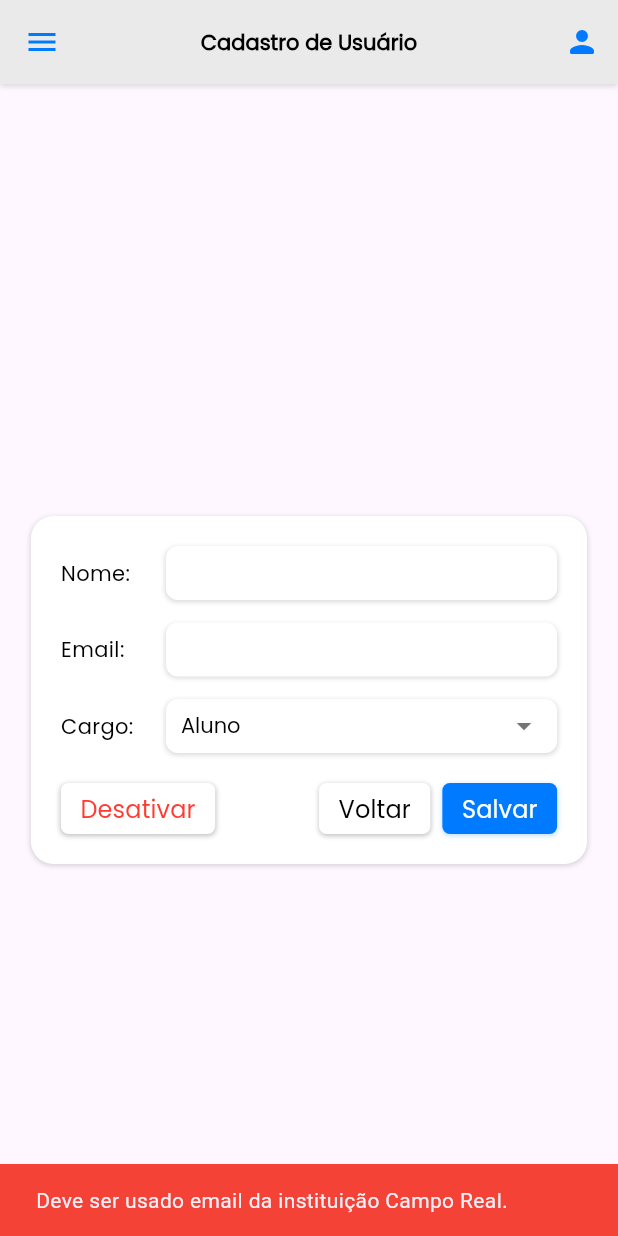
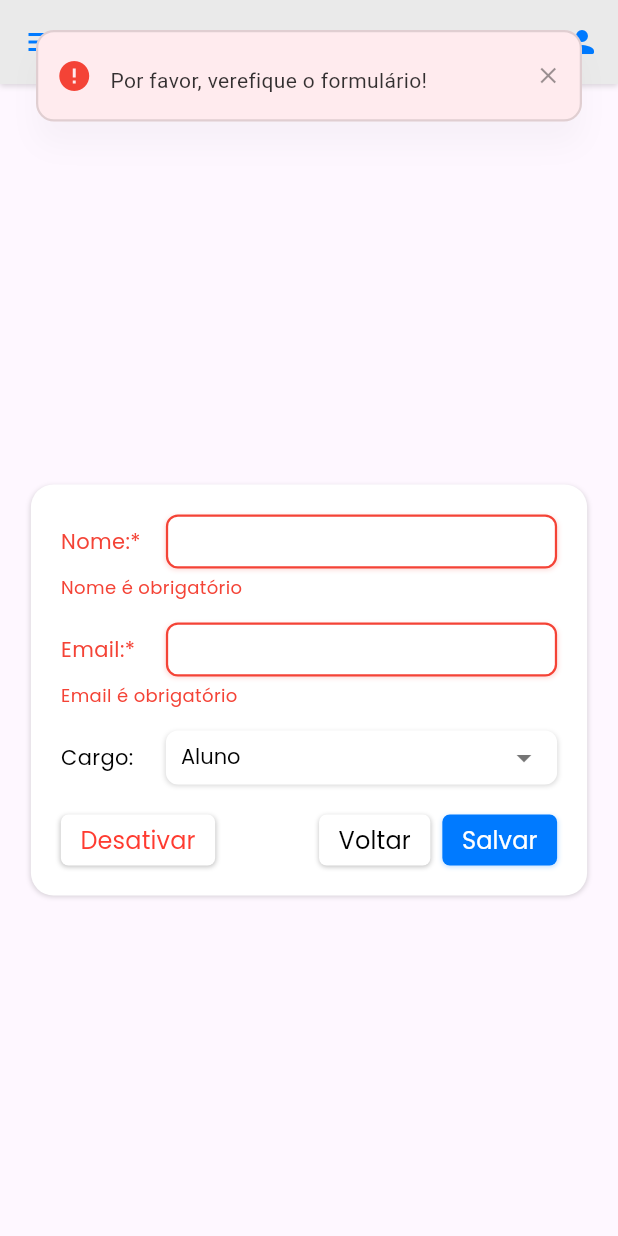
Before and after one commit to NutriClin/nutriclin, a Flutter app: the UsuarioDetalhe screen opened directly, after a tap on "Salvar", on a phone screen of 412 x 824 dp. Run offline on Flutter 3.47's test engine with Material 3 defaults, Android fonts, the light colour scheme and no system bars; our stand-ins replace cloud_firestore, firebase_auth, firebase_core, flutter_svg, toastification; accounts and stored records are empty.

Commit message:
insercao de toasts

```diff
--- a/nutri_app/lib/components/custom_input.dart
+++ b/nutri_app/lib/components/custom_input.dart
@@ -7,6 +7,10 @@ class CustomInput extends StatelessWidget {
   final bool obscureText;
   final double width;
   final bool enabled;
+  final bool error;
+  final String? errorMessage;
+  final Function(String)? onChanged;
+  final bool obrigatorio;
 
   const CustomInput({
     super.key,
@@ -16,22 +20,44 @@ class CustomInput extends StatelessWidget {
     this.keyboardType = TextInputType.text,
     this.obscureText = false,
     this.enabled = true,
+    this.error = false,
+    this.errorMessage,
+    this.onChanged,
+    this.obrigatorio = false,
   });
 
   @override
   Widget build(BuildContext context) {
-    return IntrinsicHeight(
+    return Column(
+      crossAxisAlignment: CrossAxisAlignment.start,
+      children: [
+        IntrinsicHeight(
           child: Row(
             crossAxisAlignment: CrossAxisAlignment.center,
             children: [
               SizedBox(
                 width: width,
-            child: Text(
-              label,
-              style: const TextStyle(
-                color: Colors.black,
+                child: Text.rich(
+                  TextSpan(
+                    children: [
+                      TextSpan(
+                        text: label,
+                        style: TextStyle(
+                          color: error ? Colors.red : Colors.black,
                           fontSize: 14,
                           fontFamily: 'Poppins',
+                        ),
+                      ),
+                      if (obrigatorio)
+                        const TextSpan(
+                          text: '*',
+                          style: TextStyle(
+                            color: Colors.red,
+                            fontSize: 14,
+                            fontFamily: 'Poppins',
+                          ),
+                        ),
+                    ],
                   ),
                 ),
               ),
@@ -42,9 +68,15 @@ class CustomInput extends StatelessWidget {
                   decoration: BoxDecoration(
                     color: enabled ? Colors.white : const Color(0xFFEEE9EF),
                     borderRadius: BorderRadius.circular(8),
+                    border: Border.all(
+                      color: error ? Colors.red : Colors.transparent,
+                      width: 1.5,
+                    ),
                     boxShadow: [
                       BoxShadow(
-                    color: Colors.black.withOpacity(0.15),
+                        color: error
+                            ? Colors.red.withOpacity(0.2)
+                            : Colors.black.withOpacity(0.15),
                         blurRadius: 2.5,
                         offset: const Offset(0, 1),
                       ),
@@ -57,11 +89,12 @@ class CustomInput extends StatelessWidget {
                     textAlignVertical: TextAlignVertical.center,
                     obscureText: obscureText,
                     enabled: enabled,
-                style: const TextStyle(
+                    onChanged: onChanged,
+                    style: TextStyle(
                       fontSize: 14,
                       fontWeight: FontWeight.w500,
                       fontFamily: 'Poppins',
-                  color: Colors.black,
+                      color: enabled ? Colors.black : Colors.grey,
                     ),
                     decoration: const InputDecoration(
                       border: InputBorder.none,
@@ -73,6 +106,20 @@ class CustomInput extends StatelessWidget {
               ),
             ],
           ),
+        ),
+        if (error && errorMessage != null)
+          Padding(
+            padding: const EdgeInsets.only(top: 4.0),
+            child: Text(
+              errorMessage!,
+              style: const TextStyle(
+                color: Colors.red,
+                fontSize: 12,
+                fontFamily: 'Poppins',
+              ),
+            ),
+          ),
+      ],
     );
   }
 }
--- a/nutri_app/lib/controllers/usuario_controller.dart
+++ b/nutri_app/lib/controllers/usuario_controller.dart
@@ -43,7 +43,7 @@ Future<String> salvarUsuario({
     String tipoAtual = userDoc['tipo_usuario'];
 
     if (tipoAtual != 'Coordenador') {
-      return 'Apenas Coordenadores podem gerenciar usuários!';
+      return 'Erro: Apenas Coordenadores podem gerenciar usuários!';
     }
 
     if (idUsuario != null && idUsuario.isNotEmpty) {
@@ -53,7 +53,7 @@ Future<String> salvarUsuario({
         'tipo_usuario': tipoUsuario,
         'ativo': ativo,
       });
-      return 'Usuário atualizado com sucesso!';
+      return 'Usuário salvo com sucesso!';
     } else {
       String senhaTemporaria = _gerarSenhaTemporaria();
 
@@ -72,10 +72,10 @@ Future<String> salvarUsuario({
 
       await _auth.sendPasswordResetEmail(email: email);
 
-      return 'Usuário cadastrado! Um e-mail foi enviado para ele definir a senha.';
+      return 'Usuário cadastrado com sucesso! Um email foi enviado para ele definir a senha.';
     }
   } catch (e) {
-    return 'Erro ao salvar usuário: $e';
+    return 'Erro: ao salvar usuário: $e';
   }
 }
 
@@ -132,7 +132,7 @@ Future<String> salvarUsuario({
       String tipoAtual = userDoc['tipo_usuario'];
 
       if (tipoAtual != 'Coordenador') {
-        return 'Apenas Coordenadores podem gerenciar usuários!';
+        return 'Erro: Apenas Coordenadores podem gerenciar usuários!';
       }
 
       await _firestore.collection('usuarios').doc(idUsuario).update({
@@ -140,7 +140,7 @@ Future<String> salvarUsuario({
       });
       return 'Usuário ${ativo ? "ativado" : "desativado"} com sucesso!';
     } catch (e) {
-      return 'Erro ao salvar usuário: $e';
+      return 'Erro: ao salvar usuário: $e';
     }
   }
 }
--- a/nutri_app/lib/main.dart
+++ b/nutri_app/lib/main.dart
@@ -28,7 +28,7 @@ class MyApp extends StatelessWidget {
         useMaterial3: true,
       ),
 
-      initialRoute: '/login',
+      initialRoute: '/usuario',
       routes: {
         '/login': (context) => const LoginPage(),
         '/usuario': (context) => const UsuarioPage(),
--- a/nutri_app/lib/pages/usuario_detalhe.dart
+++ b/nutri_app/lib/pages/usuario_detalhe.dart
@@ -5,6 +5,7 @@ import 'package:nutri_app/components/custom_dropdown.dart';
 import 'package:nutri_app/components/custom_input.dart';
 import 'package:nutri_app/components/custom_button.dart';
 import 'package:nutri_app/controllers/usuario_controller.dart';
+import 'package:toastification/toastification.dart';
 
 class UsuarioDetalhe extends StatefulWidget {
   final String? idUsuario;
@@ -16,7 +17,6 @@ class UsuarioDetalhe extends StatefulWidget {
 
 class _UsuarioDetalheState extends State<UsuarioDetalhe> {
   final UsuarioController _usuarioController = UsuarioController();
-
   final TextEditingController nomeController = TextEditingController();
   final TextEditingController emailController = TextEditingController();
   String _tipoUsuario = 'Aluno';
@@ -24,6 +24,42 @@ class _UsuarioDetalheState extends State<UsuarioDetalhe> {
   late bool _isEditMode;
   late bool _isAtivo = true;
   bool isLoading = false;
+
+  void _mostrarToast(String mensagem, {bool isError = true}) {
+    toastification.show(
+      context: context,
+      type: isError ? ToastificationType.error : ToastificationType.success,
+      style: ToastificationStyle.flat,
+      description: Text(mensagem),
+      alignment: Alignment.topCenter,
+      autoCloseDuration: const Duration(seconds: 5),
+      animationBuilder: (context, animation, alignment, child) {
+        return FadeTransition(
+          opacity: animation,
+          child: child,
+        );
+      },
+      icon: Icon(isError ? Icons.error : Icons.check_circle),
+      primaryColor: isError ? Colors.red : Colors.green,
+      backgroundColor: isError ? Colors.red[50] : Colors.green[50],
+      foregroundColor: Colors.black,
+      padding: const EdgeInsets.symmetric(horizontal: 12, vertical: 16),
+      margin: const EdgeInsets.symmetric(horizontal: 12, vertical: 8),
+      borderRadius: BorderRadius.circular(12),
+      boxShadow: const [
+        BoxShadow(
+          color: Color(0x07000000),
+          blurRadius: 16,
+          offset: Offset(0, 16),
+          spreadRadius: 0,
+        )
+      ],
+      showProgressBar: false,
+      closeOnClick: true,
+      pauseOnHover: false,
+      dragToClose: true,
+    );
+  }
 
   @override
   void initState() {
@@ -39,6 +75,7 @@ class _UsuarioDetalheState extends State<UsuarioDetalhe> {
       isLoading = true;
     });
 
+    try {
       var dados = await _usuarioController.buscarUsuario(id);
 
       if (dados != null) {
@@ -48,25 +85,72 @@ class _UsuarioDetalheState extends State<UsuarioDetalhe> {
           _tipoUsuario = dados['tipo_usuario'] ?? 'Aluno';
           _ativo = dados['ativo'] ?? true;
           _isAtivo = dados['ativo'] ?? true;
-        isLoading = false;
         });
       } else {
+        _mostrarToast('Falha ao carregar dados do usuário');
+      }
+    } catch (e) {
+      _mostrarToast('Erro ao buscar usuário: ${e.toString()}');
+    } finally {
       setState(() {
         isLoading = false;
       });
     }
   }
 
-  Future<void> _salvarUsuario() async {
+  bool _nomeError = false;
+  bool _emailError = false;
+  String _nomeErrorMessage = '';
+  String _emailErrorMessage = '';
+
+  // Método para validar todos os campos
+  bool _validarCampos() {
+    bool valido = true;
+    String nome = nomeController.text.trim();
     String email = emailController.text.trim();
 
-    if (!email.endsWith('@camporeal.edu.br')) {
-      ScaffoldMessenger.of(context).showSnackBar(
-        const SnackBar(
-          content: Text('Deve ser usado email da instituição Campo Real.'),
-          backgroundColor: Colors.red,
-        ),
-      );
+    if (nome.isEmpty) {
+      _nomeError = true;
+      _nomeErrorMessage = 'Nome é obrigatório';
+      valido = false;
+    } else if (nome.length < 3) {
+      _nomeError = true;
+      _nomeErrorMessage = 'Nome deve conter pelo menos 3 caracteres';
+      valido = false;
+    } else if (!RegExp(r'^[a-zA-ZÀ-ÿ\s]+$').hasMatch(nome)) {
+      _nomeError = true;
+      _nomeErrorMessage = 'Nome deve conter apenas letras e espaços';
+      valido = false;
+    } else {
+      _nomeError = false;
+      _nomeErrorMessage = '';
+    }
+
+    if (email.isEmpty) {
+      _emailError = true;
+      _emailErrorMessage = 'Email é obrigatório';
+      valido = false;
+    } else if (!email.endsWith('@camporeal.edu.br')) {
+      _emailError = true;
+      _emailErrorMessage = 'Deve ser email da instituição Campo Real';
+      valido = false;
+    } else if (!RegExp(r'^[^@]+@[^@]+\.[^@]+').hasMatch(email)) {
+      _emailError = true;
+      _emailErrorMessage = 'Email inválido';
+      valido = false;
+    } else {
+      _emailError = false;
+      _emailErrorMessage = '';
+    }
+
+    setState(() {});
+
+    return valido;
+  }
+
+  Future<void> _salvarUsuario() async {
+    if (!_validarCampos()) {
+      _mostrarToast('Por favor, verefique o formulário!');
       return;
     }
 
@@ -74,23 +158,28 @@ class _UsuarioDetalheState extends State<UsuarioDetalhe> {
       isLoading = true;
     });
 
+    try {
       String resultado = await _usuarioController.salvarUsuario(
         idUsuario: widget.idUsuario,
-      nome: nomeController.text,
-      email: email,
+        nome: nomeController.text.trim(),
+        email: emailController.text.trim(),
         tipoUsuario: _tipoUsuario,
         ativo: _ativo,
       );
 
+      if (resultado.contains('sucesso')) {
+        _mostrarToast(resultado, isError: false);
+        Navigator.pop(context);
+      } else {
+        _mostrarToast(resultado);
+      }
+    } catch (e) {
+      _mostrarToast('Erro ao salvar usuário: ${e.toString()}');
+    } finally {
       setState(() {
         isLoading = false;
       });
-
-    ScaffoldMessenger.of(context).showSnackBar(
-      SnackBar(content: Text(resultado)),
-    );
-
-    Navigator.pop(context);
+    }
   }
 
   Future<void> _ativarDesativarUsuario() async {
@@ -98,24 +187,27 @@ class _UsuarioDetalheState extends State<UsuarioDetalhe> {
       isLoading = true;
     });
 
+    try {
       String resultado = await _usuarioController.ativarDesativarUsuario(
         idUsuario: widget.idUsuario,
         ativo: !_ativo,
       );
 
-    setState(() {
-      isLoading = false;
-    });
-
       if (resultado.contains('sucesso')) {
         setState(() {
           _isAtivo = !_isAtivo;
         });
+        _mostrarToast(resultado, isError: false);
+      } else {
+        _mostrarToast(resultado);
       }
-
-    ScaffoldMessenger.of(context).showSnackBar(
-      SnackBar(content: Text(resultado)),
-    );
+    } catch (e) {
+      _mostrarToast('Erro ao alterar status do usuário: ${e.toString()}');
+    } finally {
+      setState(() {
+        isLoading = false;
+      });
+    }
   }
 
   void _mostrarAlterarSenhaModal() {
@@ -175,19 +267,23 @@ class _UsuarioDetalheState extends State<UsuarioDetalhe> {
                               isLoading = true;
                             });
 
+                            try {
                               String resultado = await _usuarioController
                                   .enviarRedefinicaoSenha(widget.idUsuario!);
 
+                              if (resultado.contains('sucesso')) {
+                                _mostrarToast(resultado, isError: false);
+                              } else {
+                                _mostrarToast(resultado);
+                              }
+                            } catch (e) {
+                              _mostrarToast(
+                                  'Erro ao redefinir senha: ${e.toString()}');
+                            } finally {
                               setState(() {
                                 isLoading = false;
                               });
-
-                            ScaffoldMessenger.of(context).showSnackBar(
-                              SnackBar(content: Text(resultado)),
-                            );
-
-                            Navigator.pop(context);
-                            Navigator.pop(context);
+                            }
                           },
                         ),
                       ],
@@ -233,6 +329,14 @@ class _UsuarioDetalheState extends State<UsuarioDetalhe> {
                                   width: 60,
                                   controller: nomeController,
                                   enabled: _isAtivo,
+                                  error: _nomeError,
+                                  errorMessage: _nomeErrorMessage,
+                                  obrigatorio: true,
+                                  onChanged: (value) {
+                                    if (_nomeError) {
+                                      _validarCampos();
+                                    }
+                                  },
                                 ),
                                 const SizedBox(height: 15),
                                 CustomInput(
@@ -240,6 +344,14 @@ class _UsuarioDetalheState extends State<UsuarioDetalhe> {
                                   width: 60,
                                   controller: emailController,
                                   enabled: _isAtivo,
+                                  error: _emailError,
+                                  errorMessage: _emailErrorMessage,
+                                  obrigatorio: true,
+                                  onChanged: (value) {
+                                    if (_emailError) {
+                                      _validarCampos();
+                                    }
+                                  },
                                 ),
                                 !_isEditMode
                                     ? SizedBox.shrink()
```
Lines whose indentation alone changed are shown as unchanged.
